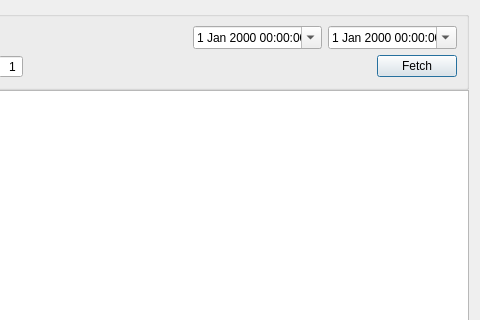
Old version of the form inventory_heat/inventoryheatdialog.ui in the repository ytxerp/ytx-client; both pictures show x 392 to 872 and y 0 to 320 of the 872 by 459 pixel window.
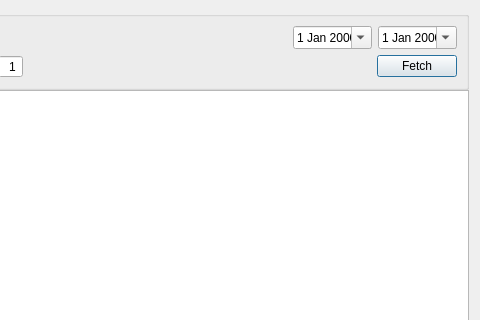
New version of the form. Custom widgets are drawn as their Qt base class.

Commit message: Refactor inventory heat date range

The edit to the form file:
```diff
--- a/inventory_heat/inventoryheatdialog.ui
+++ b/inventory_heat/inventoryheatdialog.ui
@@ -152,7 +152,7 @@
          </spacer>
         </item>
         <item>
-         <widget class="DateTimeEdit" name="dateTimeEditStart">
+         <widget class="DateEdit" name="dateEditStart">
           <property name="buttonSymbols">
            <enum>QAbstractSpinBox::ButtonSymbols::NoButtons</enum>
           </property>
@@ -162,7 +162,7 @@
          </widget>
         </item>
         <item>
-         <widget class="DateTimeEdit" name="dateTimeEditEnd">
+         <widget class="DateEdit" name="dateEditEnd">
           <property name="buttonSymbols">
            <enum>QAbstractSpinBox::ButtonSymbols::NoButtons</enum>
           </property>
@@ -183,9 +183,9 @@
  </widget>
  <customwidgets>
   <customwidget>
-   <class>DateTimeEdit</class>
-   <extends>QDateTimeEdit</extends>
-   <header location="global">widget/datetimeedit.h</header>
+   <class>DateEdit</class>
+   <extends>QDateEdit</extends>
+   <header location="global">widget/dateedit.h</header>
   </customwidget>
  </customwidgets>
  <tabstops>
```
Left out of the diff: 4 changed lines with no effect on the pictures. The commit also changes 4 other files.
